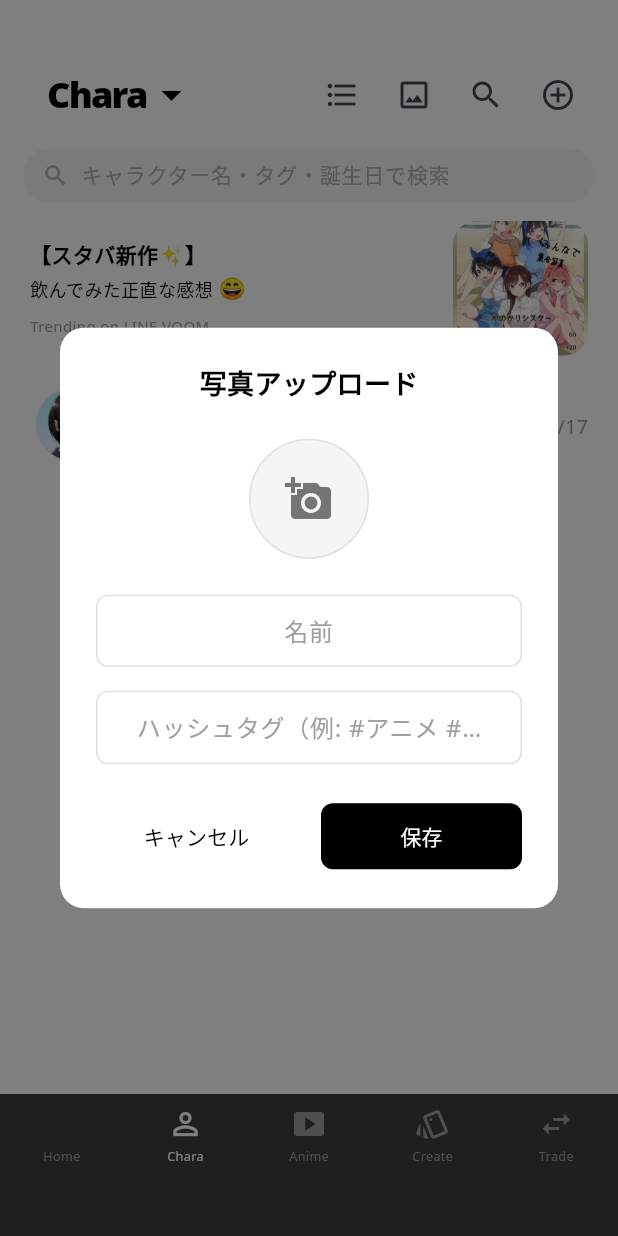
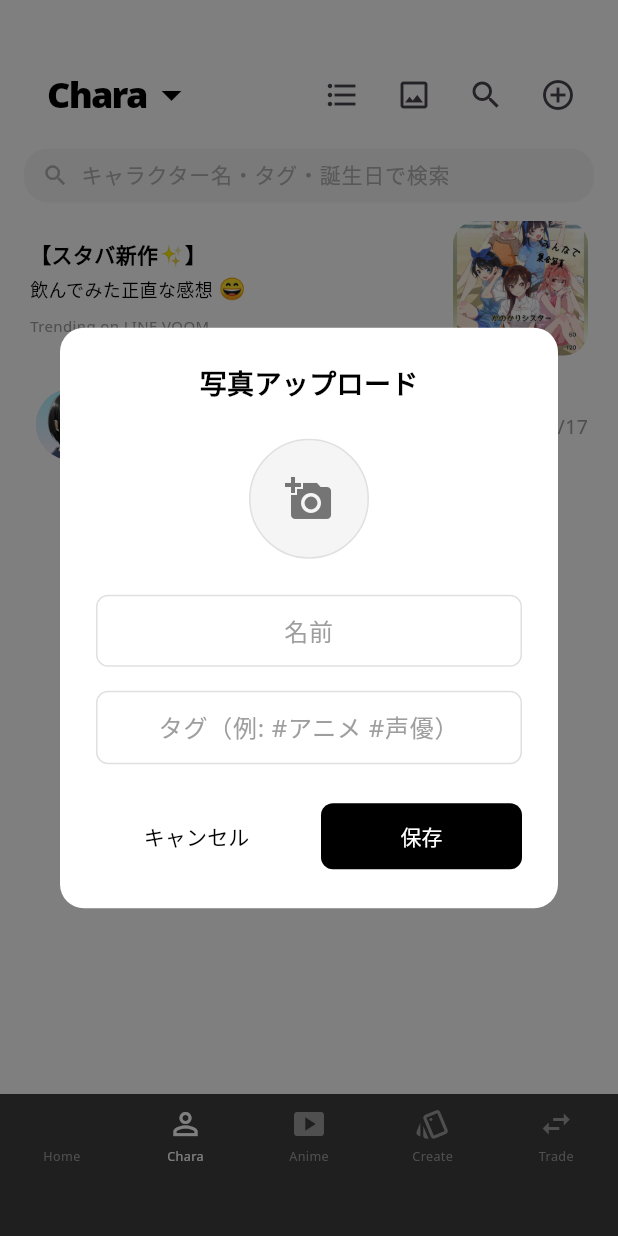
Before and after one commit to GinNaka543/foodandHotel, a Flutter app: the screen it shows after launch, item 2 of the bottom bar chosen, after a tap on the "add circle outline" icon, on a phone screen of 412 x 824 dp. Run offline on Flutter 3.47's test engine with Material 3 defaults, Android fonts, the phone set to English and light mode, and no system bars; our stand-ins replace file_picker, google_fonts, image_cropper, image_picker, video_player; missing offline and left inert: dart:html.

Commit message:
ポップアップ文言変更

```diff
--- a/happiness_game/lib/memory_screen.dart
+++ b/happiness_game/lib/memory_screen.dart
@@ -176,7 +176,7 @@ class _MemoryScreenState extends State<MemoryScreen> {
                       textAlign: TextAlign.center,
                       style: TextStyle(fontSize: 16, color: Colors.black),
                       decoration: InputDecoration(
-                        hintText: 'ハッシュタグ（例: #アニメ #思い出）',
+                        hintText: 'タグ（例: #アニメ #声優）',
                         hintStyle: TextStyle(color: Colors.grey[500]),
                         border: OutlineInputBorder(
                           borderRadius: BorderRadius.circular(8),
@@ -800,7 +800,7 @@ class _MemoryGalleryScreenState extends State<MemoryGalleryScreen> {
                       textAlign: TextAlign.center,
                       style: TextStyle(fontSize: 16, color: Colors.black),
                       decoration: InputDecoration(
-                        hintText: 'ハッシュタグ（例: #アニメ #思い出）',
+                        hintText: 'タグ（例: #アニメ #声優）',
                         hintStyle: TextStyle(color: Colors.grey[500]),
                         border: OutlineInputBorder(
                           borderRadius: BorderRadius.circular(8),
```
